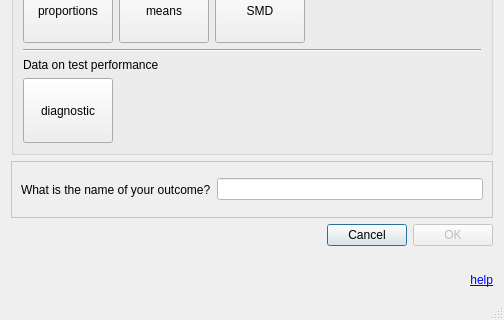
Qt form create_new_projectdlg.ui (bwallace/OpenMeta-analyst-) before a commit; both pictures show x 0 to 504 and y 231 to 551 of the 504 by 551 pixel window.
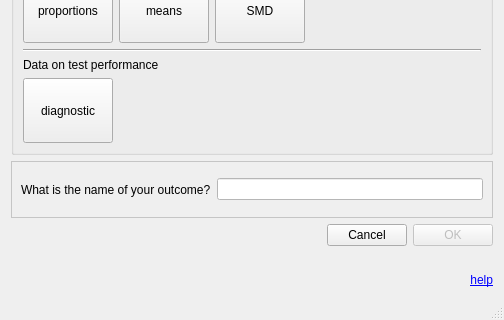
The same form after that commit. Icons and pictures are not drawn.

Diff of the .ui file:
```diff
--- a/create_new_projectdlg.ui
+++ b/create_new_projectdlg.ui
@@ -947,6 +947,9 @@
        <property name="text">
         <string>Cancel</string>
        </property>
+       <property name="autoDefault">
+        <bool>false</bool>
+       </property>
       </widget>
      </item>
      <item>
```
Left out of the diff: 6 changed lines with no effect on the pictures.
